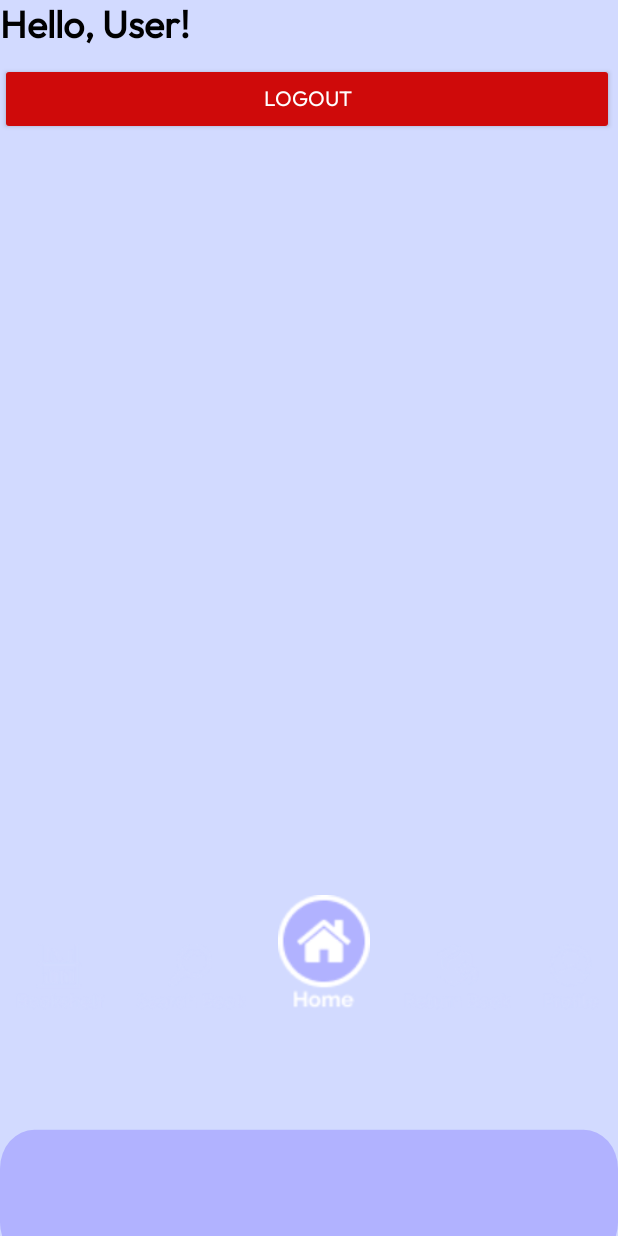
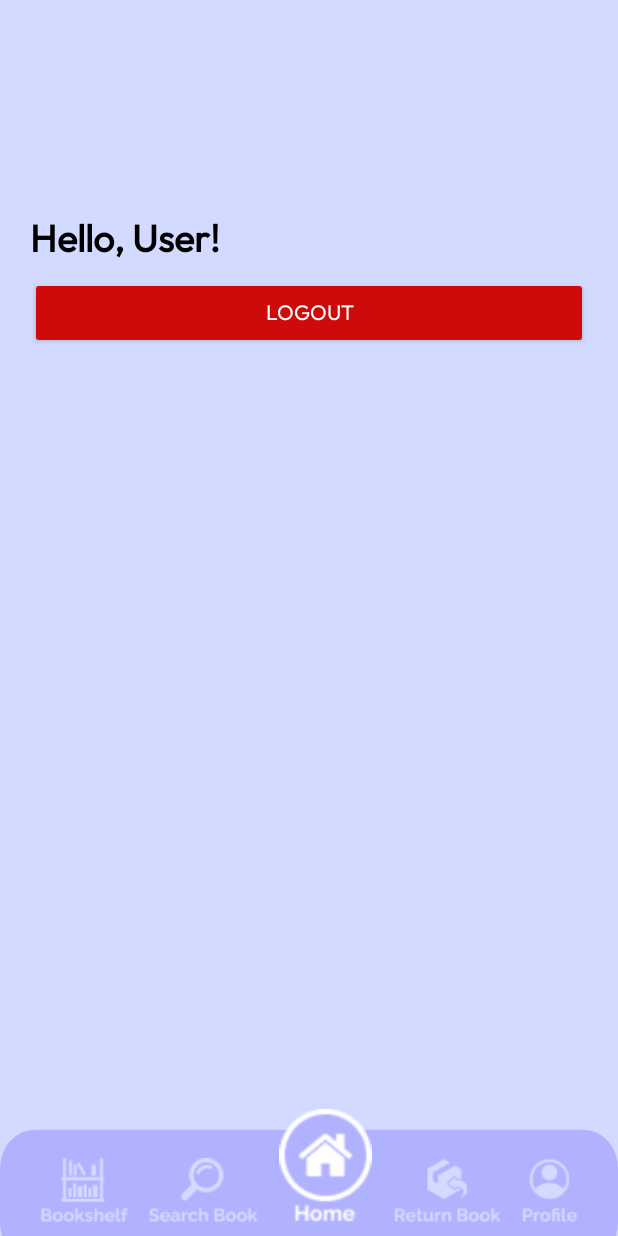
Before and after one commit to AgengCDB/Library, an Android app: the layout activity_main.xml on its own in the app's theme, with its tools: preview values and no code run, on a phone screen of 412 x 824 dp. Run offline under Robolectric (Android 15) with nearby library versions, the phone set to English and light mode, and no system bars; network calls fail.

Commit message:
Perbaikan di home

```diff
--- a/app/src/main/res/layout/activity_main.xml
+++ b/app/src/main/res/layout/activity_main.xml
@@ -8,12 +8,15 @@
     tools:context=".MainActivity">
 
     <LinearLayout
+        android:id="@+id/linearLayout"
         style="@style/layout"
-        android:layout_width="409dp"
+        android:layout_width="0dp"
         android:layout_height="680dp"
+        android:layout_marginBottom="1dp"
         android:orientation="vertical"
-        tools:layout_editor_absoluteX="2dp"
-        tools:layout_editor_absoluteY="50dp">
+        app:layout_constraintBottom_toBottomOf="parent"
+        app:layout_constraintEnd_toEndOf="parent"
+        app:layout_constraintStart_toStartOf="parent">
 
         <TextView
             android:id="@+id/txtHelloUser"
```
